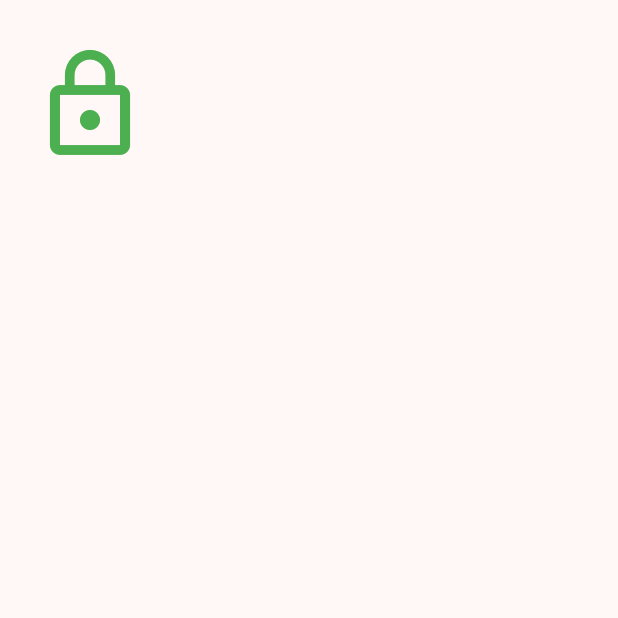
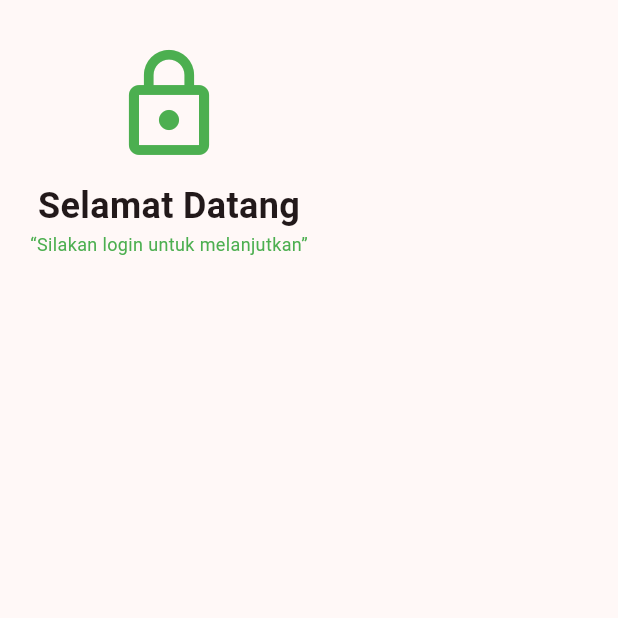
Before and after one commit to GAJAHGAJAH/KB1179-1123150165-uts, a Flutter app: the Loginscreen screen opened directly, on a phone screen of 412 x 824 dp, the top half of it. Run offline on Flutter 3.47's test engine with Material 3 defaults, Android fonts, the phone set to English and light mode, and no system bars.

Commit message:
menambahkan text dan sub text pada LoginScreen

```diff
--- a/lib/screen/LoginScreen.dart
+++ b/lib/screen/LoginScreen.dart
@@ -14,6 +14,14 @@ class Loginscreen extends StatelessWidget {
               SizedBox(height: 10),
               Icon(Icons.lock_outline, size: 80, color: Colors.green),
               SizedBox(height: 10),
+              Text(
+                "Selamat Datang",
+                style: TextStyle(fontSize: 24.0, fontWeight: FontWeight.bold),
+              ),
+              Text(
+                "“Silakan login untuk melanjutkan”",
+                style: TextStyle(fontSize: 12.0, color: Colors.green),
+              ),
             ],
           ),
         ),
```
